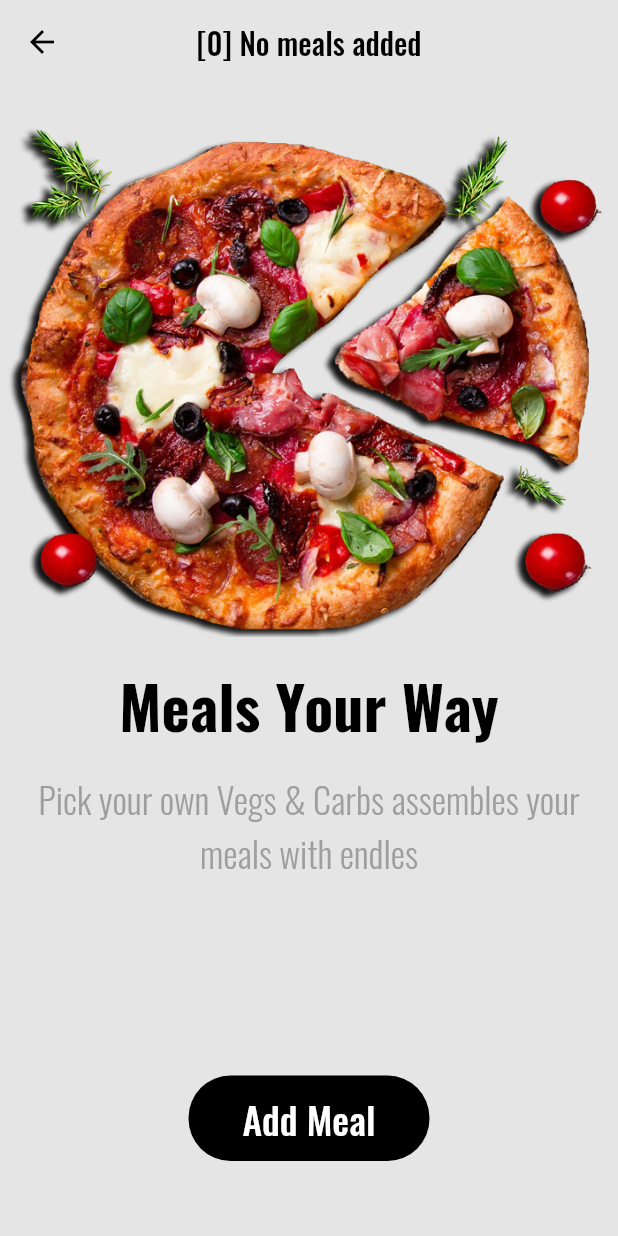
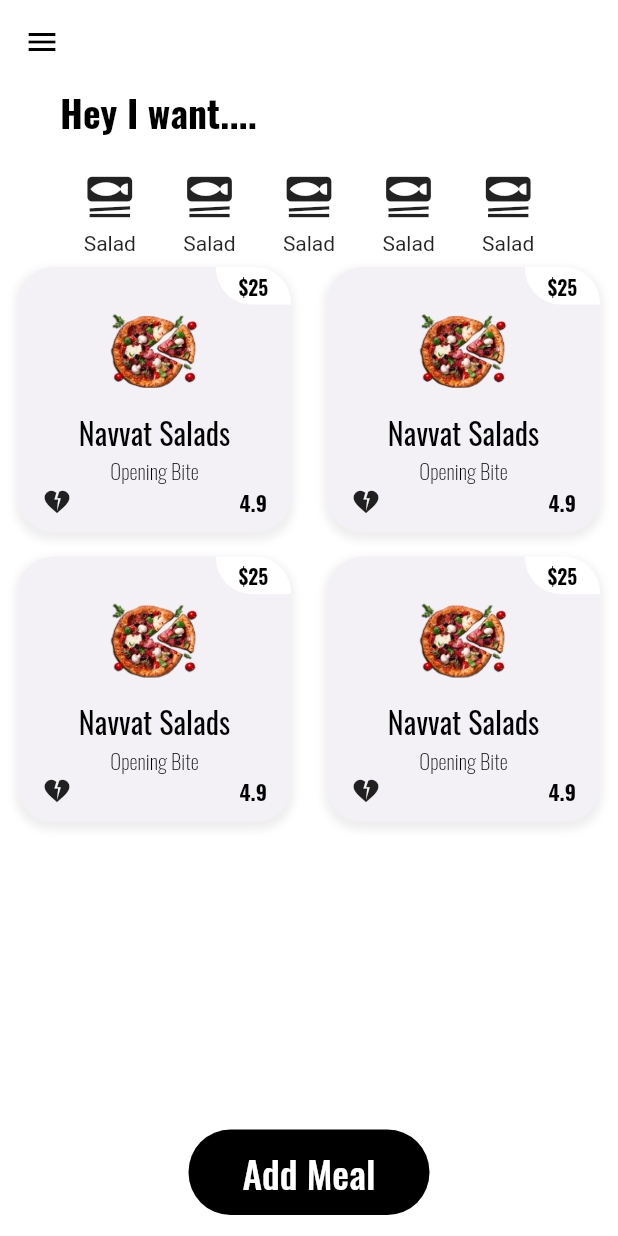
Before and after one commit to Abdusamad98/flutter_bootcamp_1, a Flutter app: the screen it shows after launch, on a phone screen of 412 x 824 dp. Run offline on Flutter 3.47's test engine with Material 2 defaults, Android fonts, the phone set to English and light mode, and no system bars.

Commit message:
add: new screen added

```diff
--- a/lib/main.dart
+++ b/lib/main.dart
@@ -23,55 +23,134 @@ class MyHomeWidget extends StatelessWidget {
   @override
   Widget build(BuildContext context) {
     return Scaffold(
-      backgroundColor: MyColors.C_E5E5E5,
+      backgroundColor: MyColors.white,
       appBar: AppBar(
         centerTitle: true,
-        title: Text(
-          "[0] No meals added",
-          style: MyTextStyles.oswaldMedium500.copyWith(fontSize: 20),
-        ),
         systemOverlayStyle: SystemUiOverlayStyle(
-          statusBarColor: MyColors.C_E5E5E5,
+          statusBarColor: MyColors.white,
           statusBarIconBrightness: Brightness.dark,
           statusBarBrightness: Brightness.light,
         ),
         elevation: 0.0,
-        backgroundColor: MyColors.C_E5E5E5,
+        backgroundColor: MyColors.white,
         leading: Icon(
-          Icons.arrow_back,
+          Icons.menu,
           color: MyColors.black,
         ),
       ),
       body: Column(
         children: [
+          Container(
+            margin: EdgeInsets.symmetric(
+              horizontal: 40,
+            ),
+            child: Column(
+              crossAxisAlignment: CrossAxisAlignment.start,
+              children: [
+                Text(
+                  "Hey I want....",
+                  style: MyTextStyles.oswaldBold700.copyWith(fontSize: 25),
+                ),
+                SizedBox(
+                  height: 20,
+                ),
+                Row(
+                  mainAxisAlignment: MainAxisAlignment.spaceBetween,
+                  children: [
                     Expanded(
-            flex: 1,
-            child: Center(
-                child: Image.asset(
-              MyIcons.pitsa,
-              fit: BoxFit.cover,
-            )),
+                      child: Column(
+                        crossAxisAlignment: CrossAxisAlignment.center,
+                        children: [
+                          Icon(
+                            Icons.set_meal,
+                            size: 36,
+                          ),
+                          SizedBox(
+                            height: 5,
+                          ),
+                          Text("Salad")
+                        ],
+                      ),
                     ),
                     Expanded(
-              flex: 1,
                       child: Column(
-                mainAxisAlignment: MainAxisAlignment.center,
+                        crossAxisAlignment: CrossAxisAlignment.center,
                         children: [
-                  Text(
-                    "Meals Your Way",
-                    style: MyTextStyles.oswaldBold700.copyWith(
-                      fontSize: 40,
+                          Icon(
+                            Icons.set_meal,
+                            size: 36,
+                          ),
+                          SizedBox(
+                            height: 5,
+                          ),
+                          Text("Salad")
+                        ],
                       ),
                     ),
+                    Expanded(
+                      child: Column(
+                        crossAxisAlignment: CrossAxisAlignment.center,
+                        children: [
+                          Icon(
+                            Icons.set_meal,
+                            size: 36,
+                          ),
                           SizedBox(
-                    height: 15,
+                            height: 5,
                           ),
-                  Text(
-                    "Pick your own Vegs & Carbs assembles your meals with endles",
-                    maxLines: 2,
-                    textAlign: TextAlign.center,
-                    style: MyTextStyles.oswaldExtraLight300
-                        .copyWith(fontSize: 24, color: Colors.grey),
+                          Text("Salad")
+                        ],
+                      ),
+                    ),
+                    Expanded(
+                      child: Column(
+                        crossAxisAlignment: CrossAxisAlignment.center,
+                        children: [
+                          Icon(
+                            Icons.set_meal,
+                            size: 36,
+                          ),
+                          SizedBox(
+                            height: 5,
+                          ),
+                          Text("Salad")
+                        ],
+                      ),
+                    ),
+                    Expanded(
+                      child: Column(
+                        crossAxisAlignment: CrossAxisAlignment.center,
+                        children: [
+                          Icon(
+                            Icons.set_meal,
+                            size: 36,
+                          ),
+                          SizedBox(
+                            height: 5,
+                          ),
+                          Text("Salad")
+                        ],
+                      ),
+                    ),
+                  ],
+                ),
+              ],
+            ),
+          ),
+          Expanded(
+            child: Column(
+              children: [
+                Row(
+                  children: [
+                    Expanded(child: getMyContainer()),
+                    Expanded(child: getMyContainer())
+                  ],
+                ),
+                Row(
+                  children: [
+                    Expanded(child: getMyContainer()),
+                    Expanded(child: getMyContainer())
+                  ],
                 ),
                 Expanded(child: SizedBox()),
                 TextButton(
@@ -87,21 +166,105 @@ class MyHomeWidget extends StatelessWidget {
                   style: ButtonStyle(
                       padding: MaterialStateProperty.all<EdgeInsets>(
                           EdgeInsets.symmetric(horizontal: 36, vertical: 10)),
-                        backgroundColor:
-                        MaterialStateProperty.all(Colors.black),
-                        shape:
-                        MaterialStateProperty.all<RoundedRectangleBorder>(
+                      backgroundColor: MaterialStateProperty.all(Colors.black),
+                      shape: MaterialStateProperty.all<RoundedRectangleBorder>(
                           RoundedRectangleBorder(
                         borderRadius: BorderRadius.circular(28.0),
                       ))),
                 ),
                 SizedBox(
-                    height: 50,
+                  height: 14,
+                )
+              ],
             ),
-                ],
-              ))
+          )
         ],
       ),
     );
   }
 }
+
+Widget getMyContainer() {
+  return Container(
+    margin: EdgeInsets.symmetric(horizontal: 12, vertical: 8),
+    decoration: BoxDecoration(
+        borderRadius: BorderRadius.circular(
+          24,
+        ),
+        color: MyColors.C_F3F1F6,
+        boxShadow: [
+          BoxShadow(
+              blurRadius: 4,
+              offset: Offset(0, 3),
+              spreadRadius: 2,
+              color: Colors.grey.shade200),
+        ]),
+    child: Column(
+      children: [
+        Row(
+          children: [
+            Expanded(
+              child: SizedBox(),
+            ),
+            Container(
+              height: 25,
+              width: 50,
+              decoration: BoxDecoration(
+                  color: MyColors.white,
+                  borderRadius: BorderRadius.only(
+                      topRight: Radius.circular(24),
+                      bottomLeft: Radius.circular(24))),
+              child: Center(
+                child: Text(
+                  "\$25",
+                  style: MyTextStyles.oswaldBold700.copyWith(fontSize: 13),
+                ),
+              ),
+            )
+          ],
+        ),
+        Image.asset(
+          MyIcons.pitsa,
+          width: 60,
+          height: 60,
+        ),
+        SizedBox(
+          height: 10,
+        ),
+        Text(
+          "Navvat Salads",
+          style: MyTextStyles.oswaldRegular400.copyWith(
+            fontSize: 20,
+          ),
+        ),
+        Text(
+          "Opening Bite",
+          style: MyTextStyles.oswaldLight200.copyWith(
+            fontSize: 14,
+          ),
+        ),
+        Padding(
+          padding: EdgeInsets.symmetric(horizontal: 16),
+          child: Row(
+            mainAxisAlignment: MainAxisAlignment.spaceBetween,
+            children: [
+              Icon(
+                Icons.heart_broken,
+                size: 20,
+              ),
+              Text(
+                "4.9",
+                style: MyTextStyles.oswaldBold700.copyWith(
+                  fontSize: 14,
+                ),
+              ),
+            ],
+          ),
+        ),
+        SizedBox(
+          height: 10,
+        ),
+      ],
+    ),
+  );
+}
--- a/lib/utils/colors.dart
+++ b/lib/utils/colors.dart
@@ -4,5 +4,8 @@ class MyColors{
      static const black =  Colors.black;
      static const white =  Colors.white;
      static const C_2FB209 = Color(0xFF2FB209);
+
+     //F3F1F6
      static const C_E5E5E5 = Color(0xFFE5E5E5);
+     static const C_F3F1F6 = Color(0xFFF3F1F6);
 }
```
Lines whose indentation alone changed are shown as unchanged.
